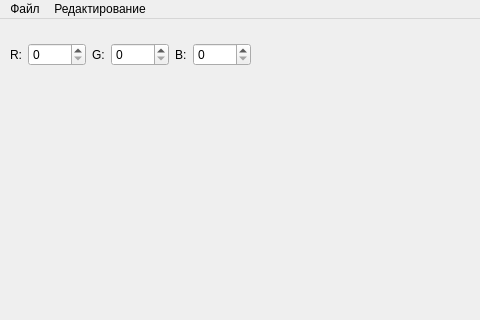
First picture: the form in Lab7_4/mainwindow.ui, repository BadCoder1337/QtLabs, before the edit; both pictures show x 0 to 480 and y 0 to 320 of the 800 by 600 pixel window.
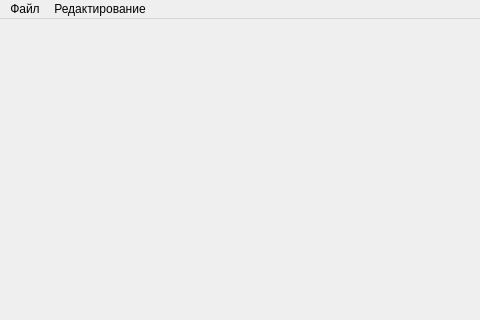
Second picture: the form after the edit.

Commit message: Lab7_4 non modal window

Diff of the .ui file:
```diff
--- a/Lab7_4/mainwindow.ui
+++ b/Lab7_4/mainwindow.ui
@@ -13,65 +13,7 @@
   <property name="windowTitle">
    <string>MainWindow</string>
   </property>
-  <widget class="QWidget" name="centralwidget">
-   <widget class="QWidget" name="horizontalLayoutWidget">
-    <property name="geometry">
-     <rect>
-      <x>10</x>
-      <y>10</y>
-      <width>241</width>
-      <height>51</height>
-     </rect>
-    </property>
-    <layout class="QHBoxLayout" name="horizontalLayout" stretch="0,1,0,1,0,1">
-     <property name="sizeConstraint">
-      <enum>QLayout::SetDefaultConstraint</enum>
-     </property>
-     <item>
-      <widget class="QLabel" name="labelR">
-       <property name="text">
-        <string>R:</string>
-       </property>
-      </widget>
-     </item>
-     <item>
-      <widget class="QSpinBox" name="spinBoxR">
-       <property name="maximum">
-        <number>255</number>
-       </property>
-      </widget>
-     </item>
-     <item>
-      <widget class="QLabel" name="labelG">
-       <property name="text">
-        <string>G:</string>
-       </property>
-      </widget>
-     </item>
-     <item>
-      <widget class="QSpinBox" name="spinBoxG">
-       <property name="maximum">
-        <number>255</number>
-       </property>
-      </widget>
-     </item>
-     <item>
-      <widget class="QLabel" name="labelB">
-       <property name="text">
-        <string>B:</string>
-       </property>
-      </widget>
-     </item>
-     <item>
-      <widget class="QSpinBox" name="spinBoxB">
-       <property name="maximum">
-        <number>255</number>
-       </property>
-      </widget>
-     </item>
-    </layout>
-   </widget>
-  </widget>
+  <widget class="QWidget" name="centralwidget"/>
   <widget class="QMenuBar" name="menubar">
    <property name="geometry">
     <rect>
```
Left out of the diff: 8 changed lines with no effect on the pictures. The commit also changes 6 other files.
